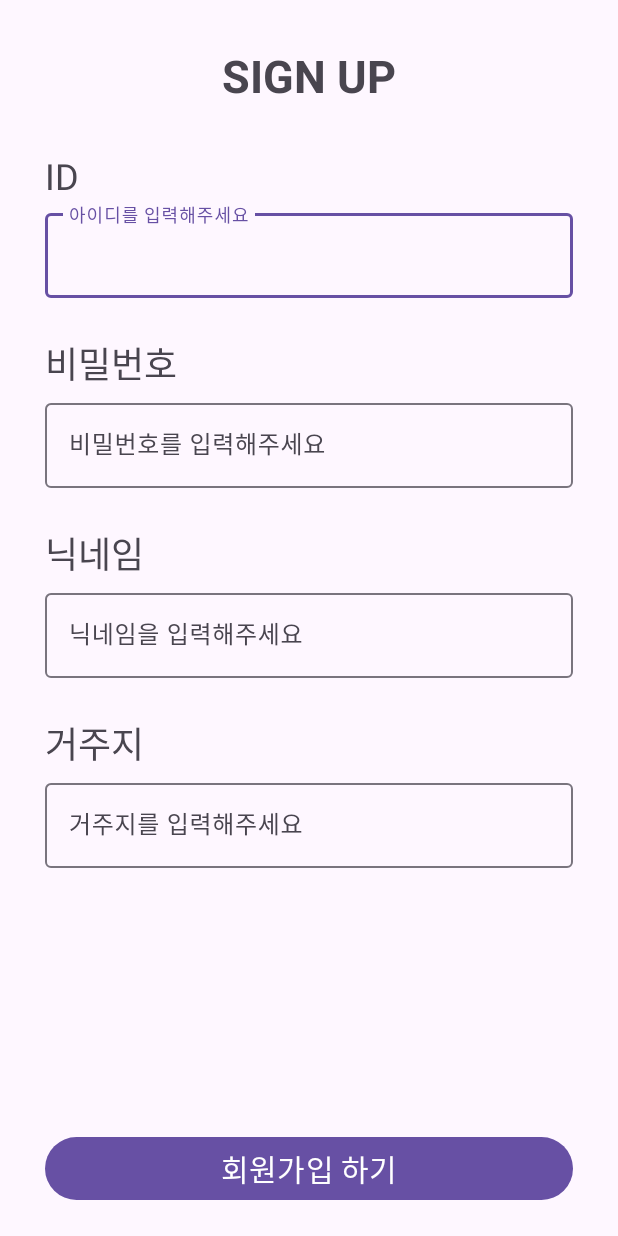
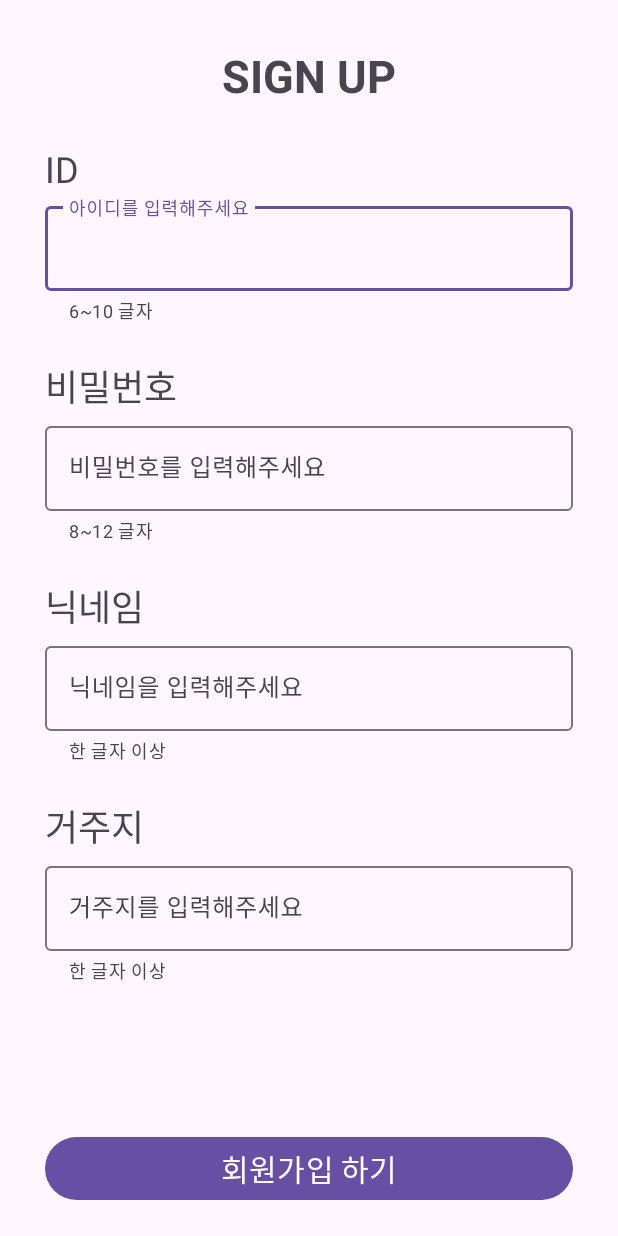
Before and after one commit to DO-SOPT-ANDROID/hyunji-um, an Android app: the screen it shows after launch (SignUpActivity), after a tap on "회원가입", on a phone screen of 412 x 824 dp. Run offline under Robolectric (Android 15) with nearby library versions, the phone set to English and light mode, and no system bars.

Commit message:
[UI]: text field hint 추가, error 추가, 비번 보이게 하기 추가, 글자 전체 지우기 추가

```diff
--- a/app/src/main/java/org/sopt/dosopttemplate/LoginActivity.kt
+++ b/app/src/main/java/org/sopt/dosopttemplate/LoginActivity.kt
@@ -50,11 +50,15 @@ class LoginActivity : AppCompatActivity() {
                     resultIntent.putExtra("userInfo", userInfo)
                     startActivity(resultIntent)
                 } else {
+                    binding.etLoginId.error = null
+                    binding.etLoginPw.error = getString(R.string.wrong)
                     Snackbar.make(
                         binding.root, "비밀번호가 잘못되었습니다.", Snackbar.LENGTH_SHORT
                     ).show()
                 }
             } else {
+                binding.etLoginId.error = getString(R.string.wrong)
+                binding.etLoginPw.error = null
                 Snackbar.make(
                     binding.root, "아이디가 잘못되었습니다.", Snackbar.LENGTH_SHORT
                 ).show()
--- a/app/src/main/res/layout/activity_login.xml
+++ b/app/src/main/res/layout/activity_login.xml
@@ -34,6 +34,8 @@
         android:layout_height="wrap_content"
         android:layout_marginHorizontal="30dp"
         android:layout_marginTop="3dp"
+        app:endIconMode="clear_text"
+        app:errorEnabled="true"
         app:layout_constraintEnd_toEndOf="parent"
         app:layout_constraintStart_toStartOf="parent"
         app:layout_constraintTop_toBottomOf="@id/tv_login_id">
@@ -51,7 +53,7 @@
         android:layout_width="wrap_content"
         android:layout_height="wrap_content"
         android:layout_marginHorizontal="30dp"
-        android:layout_marginTop="25dp"
+        android:layout_marginTop="23dp"
         android:text="@string/pw"
         android:textSize="24sp"
         app:layout_constraintStart_toStartOf="parent"
@@ -63,6 +65,8 @@
         android:layout_height="wrap_content"
         android:layout_marginHorizontal="30dp"
         android:layout_marginTop="3dp"
+        app:endIconMode="password_toggle"
+        app:errorEnabled="true"
         app:layout_constraintEnd_toEndOf="parent"
         app:layout_constraintStart_toStartOf="parent"
         app:layout_constraintTop_toBottomOf="@id/tv_login_pw">
--- a/app/src/main/res/layout/activity_signup.xml
+++ b/app/src/main/res/layout/activity_signup.xml
@@ -21,7 +21,7 @@
         android:layout_width="wrap_content"
         android:layout_height="wrap_content"
         android:layout_marginStart="30dp"
-        android:layout_marginTop="30dp"
+        android:layout_marginTop="25dp"
         android:text="@string/id"
         android:textSize="24sp"
         app:layout_constraintStart_toStartOf="parent"
@@ -33,6 +33,10 @@
         android:layout_height="wrap_content"
         android:layout_marginHorizontal="30dp"
         android:layout_marginTop="3dp"
+        app:endIconMode="clear_text"
+        app:errorEnabled="true"
+        app:helperText="@string/_6_10"
+        app:helperTextEnabled="true"
         app:layout_constraintEnd_toEndOf="parent"
         app:layout_constraintStart_toStartOf="parent"
         app:layout_constraintTop_toBottomOf="@id/tv_signup_id">
@@ -50,7 +54,7 @@
         android:layout_width="wrap_content"
         android:layout_height="wrap_content"
         android:layout_marginStart="30dp"
-        android:layout_marginTop="25dp"
+        android:layout_marginTop="23dp"
         android:text="@string/pw"
         android:textSize="24sp"
         app:layout_constraintStart_toStartOf="parent"
@@ -62,6 +66,10 @@
         android:layout_height="wrap_content"
         android:layout_marginHorizontal="30dp"
         android:layout_marginTop="3dp"
+        app:endIconMode="clear_text"
+        app:errorEnabled="true"
+        app:helperText="@string/_8_12"
+        app:helperTextEnabled="true"
         app:layout_constraintEnd_toEndOf="parent"
         app:layout_constraintStart_toStartOf="parent"
         app:layout_constraintTop_toBottomOf="@id/tv_signup_pw">
@@ -79,7 +87,7 @@
         android:layout_width="wrap_content"
         android:layout_height="wrap_content"
         android:layout_marginStart="30dp"
-        android:layout_marginTop="25dp"
+        android:layout_marginTop="23dp"
         android:text="@string/nk"
         android:textSize="24sp"
         app:layout_constraintStart_toStartOf="parent"
@@ -91,6 +99,10 @@
         android:layout_height="wrap_content"
         android:layout_marginHorizontal="30dp"
         android:layout_marginTop="3dp"
+        app:endIconMode="clear_text"
+        app:errorEnabled="true"
+        app:helperText="@string/_1_"
+        app:helperTextEnabled="true"
         app:layout_constraintEnd_toEndOf="parent"
         app:layout_constraintStart_toStartOf="parent"
         app:layout_constraintTop_toBottomOf="@id/tv_signup_nickname">
@@ -108,7 +120,7 @@
         android:layout_width="wrap_content"
         android:layout_height="wrap_content"
         android:layout_marginStart="30dp"
-        android:layout_marginTop="25dp"
+        android:layout_marginTop="23dp"
         android:text="@string/home"
         android:textSize="24sp"
         app:layout_constraintStart_toStartOf="parent"
@@ -120,6 +132,10 @@
         android:layout_height="wrap_content"
         android:layout_marginHorizontal="30dp"
         android:layout_marginTop="3dp"
+        app:endIconMode="clear_text"
+        app:errorEnabled="true"
+        app:helperText="@string/_1_"
+        app:helperTextEnabled="true"
         app:layout_constraintEnd_toEndOf="parent"
         app:layout_constraintStart_toStartOf="parent"
         app:layout_constraintTop_toBottomOf="@id/tv_signup_home">
--- a/app/src/main/res/values/strings.xml
+++ b/app/src/main/res/values/strings.xml
@@ -17,4 +17,8 @@
     <string name="go_signup">회원가입</string>
     <string name="music">music</string>
     <string name="present">선물하기</string>
+    <string name="_8_12">8~12 글자</string>
+    <string name="_6_10">6~10 글자</string>
+    <string name="_1_">한 글자 이상</string>
+    <string name="wrong">다시 입력해주세요</string>
 </resources>
```
Also changed, not shown: app/src/main/java/org/sopt/dosopttemplate/SignUpActivity.kt (+16 -0 lines).
